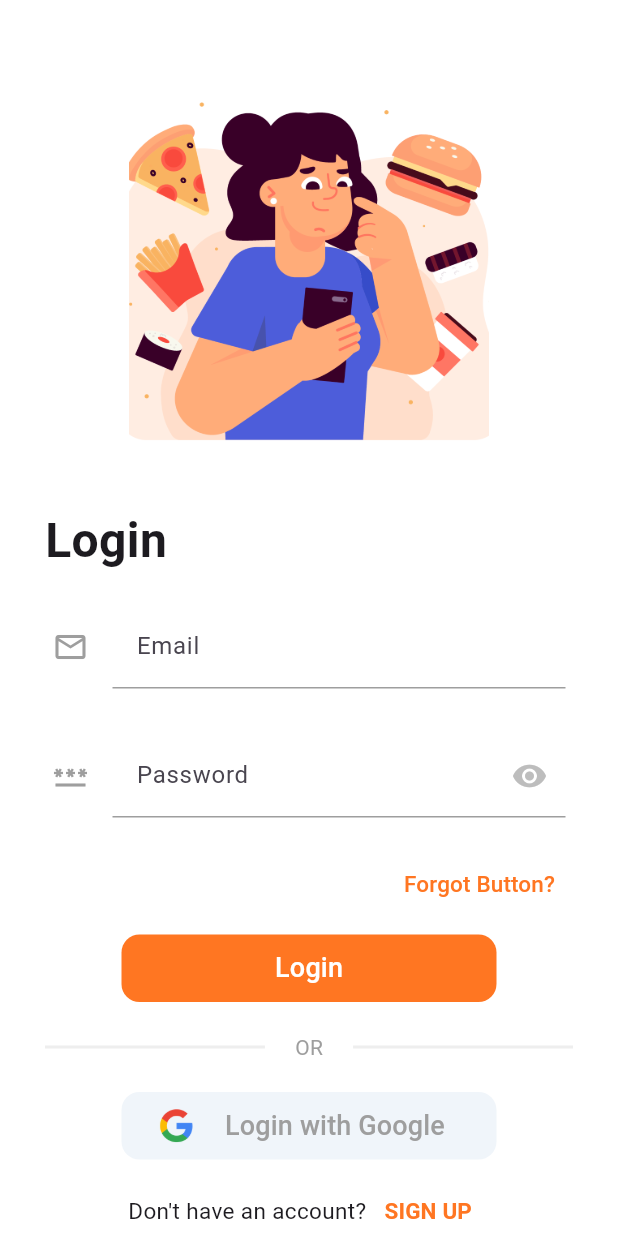
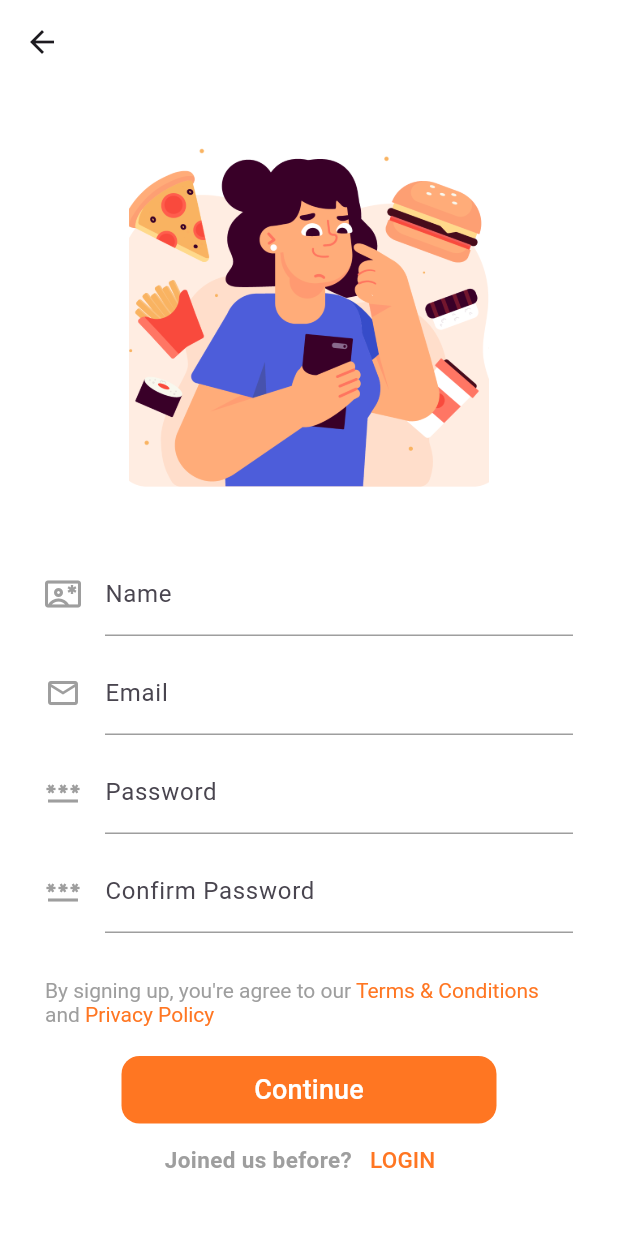
Before and after one commit to ismaildrcn/food-delivery, a Flutter app: the screen it shows after launch, after a tap on "SIGN UP", on a phone screen of 412 x 824 dp. Run offline on Flutter 3.47's test engine with Material 3 defaults, Android fonts, the phone set to English and light mode, and no system bars; our stand-ins replace dots_indicator, hexcolor.

Commit message:
Add sign up screen

```diff
--- a/lib/main.dart
+++ b/lib/main.dart
@@ -1,5 +1,5 @@
 import 'package:flutter/material.dart';
-import 'package:food_delivery/screens/login/login.dart';
+import 'package:food_delivery/screens/account/login.dart';
 // import 'package:food_delivery/screens/onboarding/first.dart';
 
 void main() {
--- /dev/null
+++ b/lib/screens/account/header_image.dart
@@ -0,0 +1,34 @@
+import 'package:flutter/material.dart';
+
+class HeaderImage extends StatelessWidget {
+  final String imagePath;
+  final double width;
+  final double height;
+
+  const HeaderImage({
+    super.key,
+    required this.imagePath,
+    this.width = 240,
+    this.height = 292,
+  });
+
+  @override
+  Widget build(BuildContext context) {
+    return Center(
+      child: Padding(
+        padding: const EdgeInsets.only(top: 10),
+        child: Container(
+          width: width,
+          height: height,
+          decoration: BoxDecoration(
+            image: DecorationImage(
+              image: AssetImage(imagePath),
+              fit: BoxFit.cover,
+            ),
+            borderRadius: const BorderRadius.all(Radius.circular(10)),
+          ),
+        ),
+      ),
+    );
+  }
+}
--- a/lib/screens/login/login.dart
+++ b/lib/screens/account/login.dart
@@ -1,5 +1,8 @@
+import 'package:flutter/cupertino.dart';
 import 'package:flutter/material.dart';
 import 'package:food_delivery/constant/constant.dart';
+import 'package:food_delivery/screens/account/header_image.dart';
+import 'package:food_delivery/screens/account/signup.dart';
 import 'package:hexcolor/hexcolor.dart';
 
 class Login extends StatefulWidget {
@@ -33,22 +36,8 @@ class _LoginState extends State<Login> {
             padding: const EdgeInsets.all(10),
             child: Column(
               children: [
-                Center(
-                  child: Padding(
-                    padding: const EdgeInsets.only(top: 25),
-                    child: Container(
-                        width: 240,
-                        height: 292,
-                        decoration: BoxDecoration(
-                          image: DecorationImage(
-                            image: AssetImage(
-                                "lib/assets/images/onboarding_first.png"),
-                            fit: BoxFit.cover,
-                          ),
-                          borderRadius: BorderRadius.all(Radius.circular(10)),
-                        )),
-                  ),
-                ),
+                HeaderImage(
+                    imagePath: "lib/assets/images/onboarding_first.png"),
                 Padding(
                   padding:
                       const EdgeInsets.symmetric(horizontal: 20, vertical: 10),
@@ -224,7 +213,13 @@ class _LoginState extends State<Login> {
                             style: TextStyle(fontSize: 15),
                           ),
                           TextButton(
-                              onPressed: () {},
+                              onPressed: () {
+                                Navigator.push(
+                                  context,
+                                  CupertinoPageRoute(
+                                      builder: (context) => Signup()),
+                                );
+                              },
                               child: Text(
                                 "SIGN UP",
                                 style: TextStyle(
--- /dev/null
+++ b/lib/screens/account/signup.dart
@@ -0,0 +1,178 @@
+import 'package:flutter/gestures.dart';
+import 'package:flutter/material.dart';
+import 'package:food_delivery/constant/constant.dart';
+import 'package:food_delivery/screens/account/header_image.dart';
+import 'package:hexcolor/hexcolor.dart';
+import 'package:url_launcher/url_launcher.dart';
+
+class Signup extends StatefulWidget {
+  const Signup({super.key});
+  @override
+  State<Signup> createState() => _SignupState();
+}
+
+class _SignupState extends State<Signup> {
+  TextEditingController nameController = TextEditingController();
+  TextEditingController mailController = TextEditingController();
+  TextEditingController passwordController = TextEditingController();
+  TextEditingController confirmPasswordController = TextEditingController();
+  String? emailErrorText;
+
+  bool isValidEmail(String email) {
+    // Geçerli bir e-posta adresi için düzenli ifade
+    String pattern = r"^[\w-\.]+@([\w-]+\.)+[\w-]{2,4}$";
+    RegExp regex = RegExp(pattern);
+    return regex.hasMatch(email);
+  }
+
+  @override
+  Widget build(BuildContext context) {
+    return MaterialApp(
+      theme: ThemeData(scaffoldBackgroundColor: Colors.white),
+      debugShowCheckedModeBanner: false,
+      home: SafeArea(
+          child: Scaffold(
+        appBar: AppBar(
+          backgroundColor: Colors.white,
+          leading: IconButton(
+              onPressed: () {
+                Navigator.pop(context);
+              },
+              icon: Icon(Icons.arrow_back)),
+        ),
+        body: SingleChildScrollView(
+          child: Column(
+            children: [
+              HeaderImage(imagePath: "lib/assets/images/onboarding_first.png"),
+              Padding(
+                padding:
+                    const EdgeInsets.symmetric(horizontal: 30, vertical: 10),
+                child: Column(
+                  spacing: 10,
+                  children: [
+                    TextField(
+                      controller: nameController,
+                      decoration: InputDecoration(
+                        labelText: "Name",
+                        hintText: "İsmail Durcan",
+                        icon: Icon(
+                          Icons.contact_emergency_outlined,
+                          color: Colors.grey,
+                        ),
+                        enabledBorder: UnderlineInputBorder(
+                            borderSide: BorderSide(color: Colors.grey)),
+                      ),
+                    ),
+                    TextField(
+                      controller: mailController,
+                      decoration: InputDecoration(
+                        errorText: emailErrorText,
+                        labelText: "Email",
+                        hintText: "ismail@example.com",
+                        icon: Icon(
+                          Icons.mail_outline,
+                          color: Colors.grey,
+                        ),
+                        enabledBorder: UnderlineInputBorder(
+                            borderSide: BorderSide(color: Colors.grey)),
+                      ),
+                    ),
+                    TextField(
+                      controller: passwordController,
+                      decoration: InputDecoration(
+                        labelText: "Password",
+                        icon: Icon(
+                          Icons.password,
+                          color: Colors.grey,
+                        ),
+                        enabledBorder: UnderlineInputBorder(
+                            borderSide: BorderSide(color: Colors.grey)),
+                      ),
+                    ),
+                    TextField(
+                      controller: confirmPasswordController,
+                      decoration: InputDecoration(
+                        labelText: "Confirm Password",
+                        icon: Icon(
+                          Icons.password,
+                          color: Colors.grey,
+                        ),
+                        enabledBorder: UnderlineInputBorder(
+                            borderSide: BorderSide(color: Colors.grey)),
+                      ),
+                    ),
+                  ],
+                ),
+              ),
+              Padding(
+                padding:
+                    const EdgeInsets.symmetric(horizontal: 30, vertical: 20),
+                child: RichText(
+                    text: TextSpan(children: [
+                  TextSpan(
+                      text: "By signing up, you're agree to our ",
+                      style: TextStyle(color: Colors.grey)),
+                  TextSpan(
+                      text: "Terms & Conditions",
+                      style: TextStyle(color: HexColor(primaryColor)),
+                      recognizer: TapGestureRecognizer()
+                        ..onTap = () {
+                          launchUrl(Uri.parse("https://google.com"));
+                        }),
+                  TextSpan(text: " and ", style: TextStyle(color: Colors.grey)),
+                  TextSpan(
+                      text: "Privacy Policy",
+                      style: TextStyle(color: HexColor(primaryColor)),
+                      recognizer: TapGestureRecognizer()
+                        ..onTap = () {
+                          launchUrl(Uri.parse("https://teknomercek.com"));
+                        }),
+                ])),
+              ),
+              SizedBox(
+                width: 250,
+                height: 45,
+                child: FilledButton(
+                  onPressed: () {
+                    if (!isValidEmail(mailController.text)) {
+                      setState(() {
+                        emailErrorText = "Geçersiz e-posta adresi";
+                      });
+                    }
+                  },
+                  style: FilledButton.styleFrom(
+                      backgroundColor: HexColor(primaryColor),
+                      shape: RoundedRectangleBorder(
+                          borderRadius: BorderRadius.circular(12))),
+                  child: const Text(
+                    "Continue",
+                    style: TextStyle(fontSize: 18),
+                  ),
+                ),
+              ),
+              Row(
+                mainAxisAlignment: MainAxisAlignment.center,
+                children: [
+                  Text(
+                    "Joined us before?",
+                    style: TextStyle(
+                        fontSize: 15,
+                        fontWeight: FontWeight.bold,
+                        color: Colors.grey[500]),
+                  ),
+                  TextButton(
+                      onPressed: () {
+                        Navigator.pop(context);
+                      },
+                      child: Text("LOGIN",
+                          style: TextStyle(
+                              fontSize: 15, color: HexColor(primaryColor))))
+                ],
+              ),
+            ],
+          ),
+        ),
+      )),
+    );
+  }
+}
--- a/pubspec.yaml
+++ b/pubspec.yaml
@@ -38,6 +38,7 @@ dependencies:
   google_fonts: ^6.2.1
   dots_indicator: ^3.0.0
   flutter_svg: ^2.0.17
+  url_launcher: ^6.3.1
 
 dev_dependencies:
   flutter_test:
```
